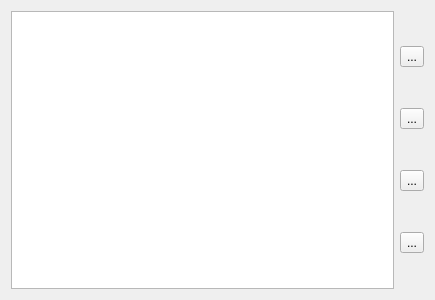
The window that QNoteOrganizer/ui_QNoteOrganizer.ui (jankoeh/worknote) describes before a commit, drawn with Qt 5.
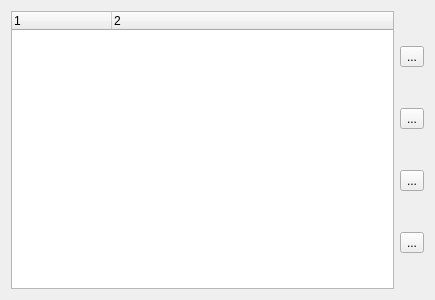
The same window after the commit.

Commit message: QNoteOrganizer as QTreeViewWidget - Display works fine - edit to be implemented

Diff of the .ui file:
```diff
--- a/QNoteOrganizer/ui_QNoteOrganizer.ui
+++ b/QNoteOrganizer/ui_QNoteOrganizer.ui
@@ -15,7 +15,24 @@
   </property>
   <layout class="QHBoxLayout" name="horizontalLayout">
    <item>
-    <widget class="QListWidget" name="itemView"/>
+    <widget class="QTreeWidget" name="itemView">
+     <property name="headerHidden">
+      <bool>false</bool>
+     </property>
+     <property name="columnCount">
+      <number>2</number>
+     </property>
+     <column>
+      <property name="text">
+       <string notr="true">1</string>
+      </property>
+     </column>
+     <column>
+      <property name="text">
+       <string notr="true">2</string>
+      </property>
+     </column>
+    </widget>
    </item>
    <item>
     <layout class="QVBoxLayout" name="verticalLayout">
```
The commit also changes 3 other files.
